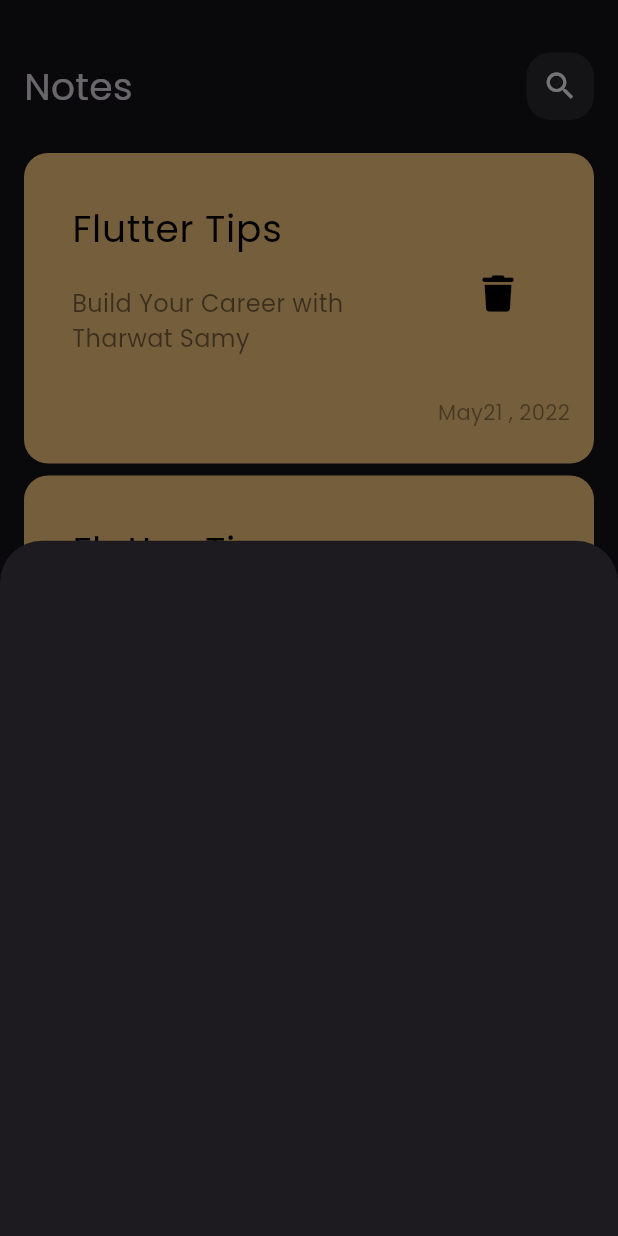
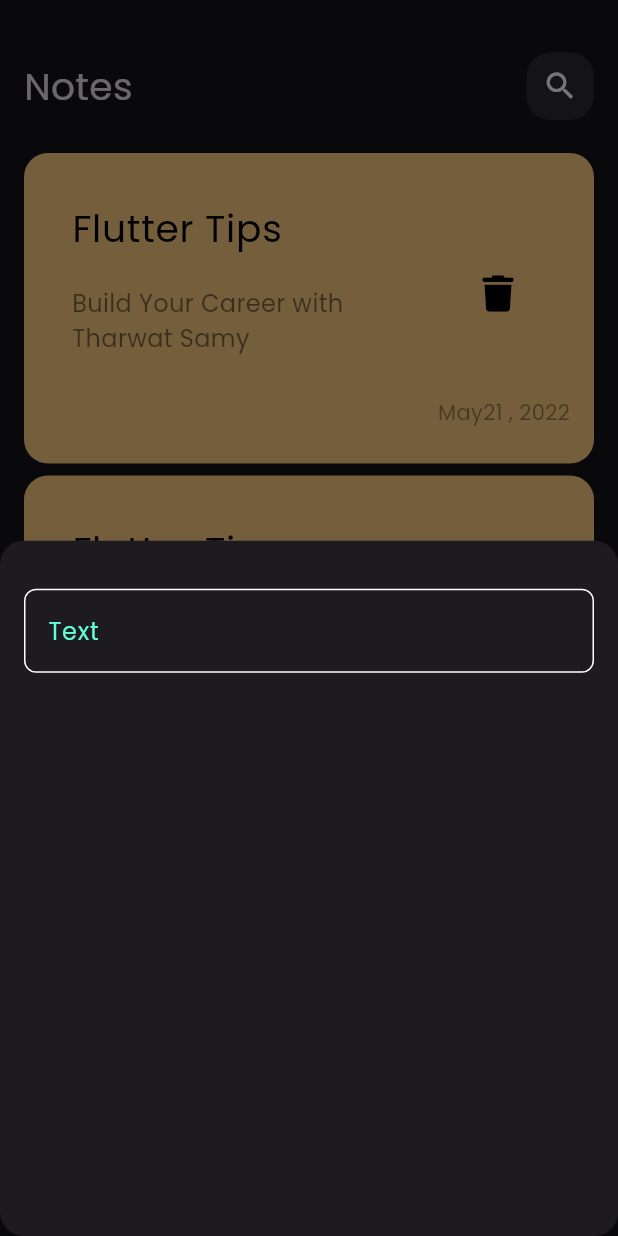
Before and after one commit to Abdelrahman-Hany/notes_app, a Flutter app: the screen it shows after launch, after a tap on the "add" icon, on a phone screen of 412 x 824 dp. Run offline on Flutter 3.47's test engine with Material 3 defaults, Android fonts, the phone set to English and light mode, and no system bars; our stand-ins replace font_awesome_flutter.

Commit message:
create custom text field

```diff
--- /dev/null
+++ b/lib/constants.dart
@@ -0,0 +1,3 @@
+import 'package:flutter/material.dart';
+
+const kPrimaryColor = const Color(0xff62FCD7);
--- a/lib/views/notes_view.dart
+++ b/lib/views/notes_view.dart
@@ -11,6 +11,9 @@ class NotesView extends StatelessWidget {
       floatingActionButton: FloatingActionButton(
         onPressed: () {
           showModalBottomSheet(
+            shape: RoundedRectangleBorder(
+              borderRadius: BorderRadius.circular(16),
+            ),
               context: context,
               builder: (context) {
                 return const AddNoteBottomSheet();
--- a/lib/widgets/add_note_bottom_sheet.dart
+++ b/lib/widgets/add_note_bottom_sheet.dart
@@ -1,10 +1,21 @@
 import 'package:flutter/material.dart';
+import 'package:note_app/widgets/custom_text_field.dart';
 
 class AddNoteBottomSheet extends StatelessWidget {
   const AddNoteBottomSheet({super.key});
 
   @override
   Widget build(BuildContext context) {
-    return Container();
+    return Padding(
+      padding: const EdgeInsets.symmetric(horizontal: 16),
+      child: Column(
+        children: [
+          SizedBox(
+            height: 32,
+          ),
+          CustomTextField(),
+        ],
+      ),
+    );
   }
 }
--- /dev/null
+++ b/lib/widgets/custom_text_field.dart
@@ -0,0 +1,26 @@
+import 'package:flutter/material.dart';
+import 'package:note_app/constants.dart';
+
+class CustomTextField extends StatelessWidget {
+  const CustomTextField({super.key});
+
+  @override
+  Widget build(BuildContext context) {
+    return TextField(
+      cursorColor: kPrimaryColor,
+      decoration: InputDecoration(
+        hintText: 'Text',
+        hintStyle:const TextStyle(color: kPrimaryColor),
+        border: buildBorder(),
+        enabledBorder:buildBorder(),
+        focusedBorder: buildBorder(kPrimaryColor),
+      ),
+    );
+  }
+
+  OutlineInputBorder buildBorder([color]) {
+    return OutlineInputBorder(borderRadius: BorderRadius.circular(8),
+      borderSide: BorderSide(color:color ?? Colors.white),
+      );
+  }
+}
```
